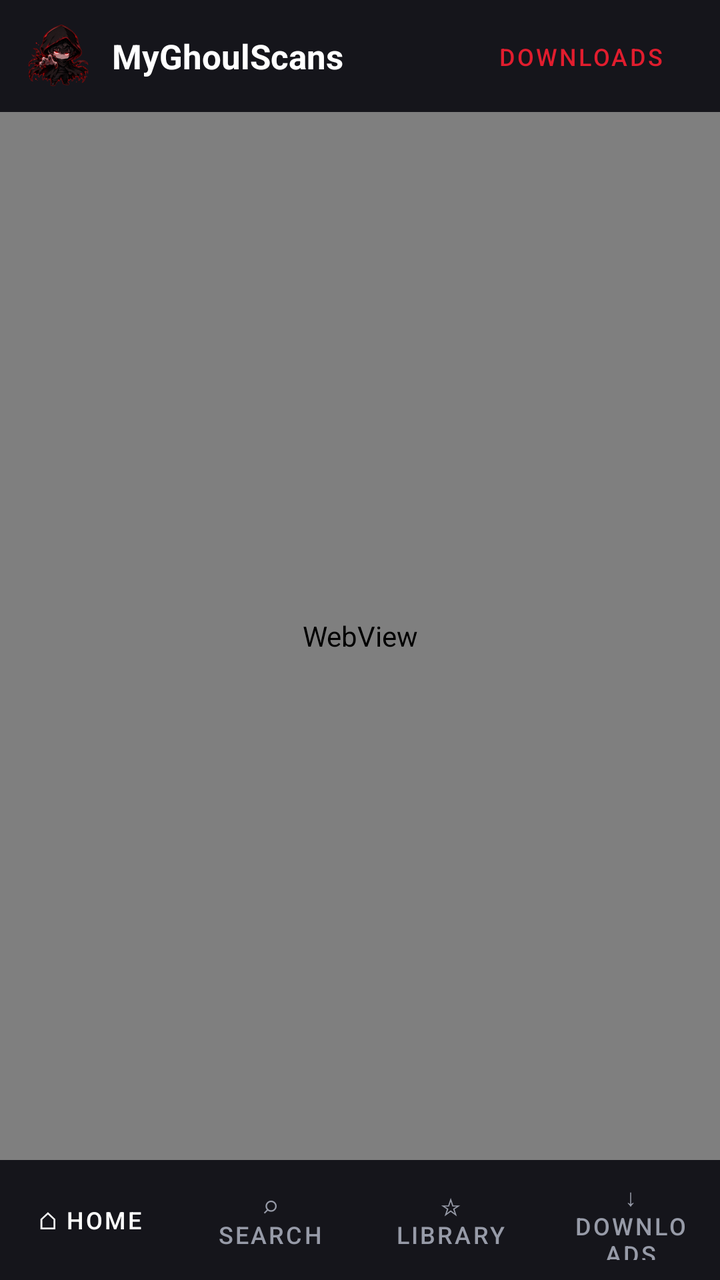
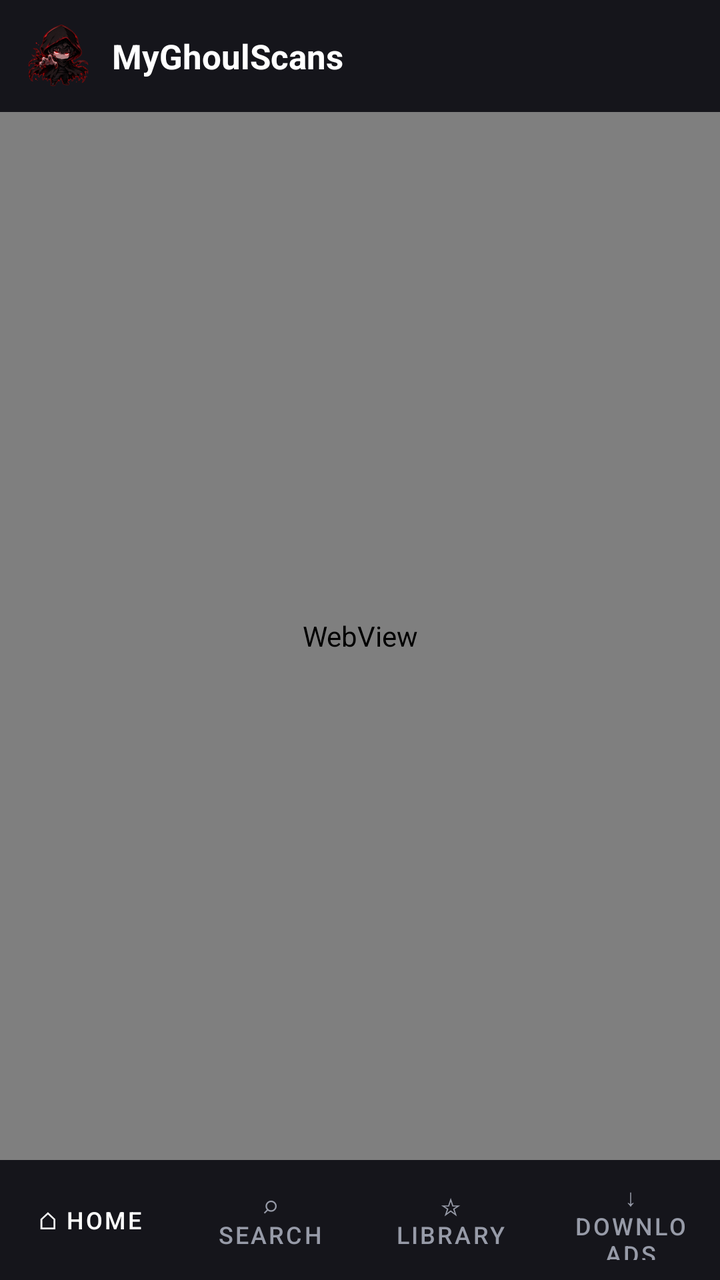

Compare the two renders of this Android layout. The source of the first and the diff that turns it into the second are given below.
<!-- AndroidManifest.xml: application theme Theme.MyGhoulScans -->
<!-- res/layout/activity_main.xml -->
<?xml version="1.0" encoding="utf-8"?>
<LinearLayout xmlns:android="http://schemas.android.com/apk/res/android"
    android:orientation="vertical"
    android:layout_width="match_parent"
    android:layout_height="match_parent"
    android:background="@color/mgs_bg">

    <LinearLayout
        android:id="@+id/topBar"
        android:orientation="horizontal"
        android:layout_width="match_parent"
        android:layout_height="56dp"
        android:background="@color/mgs_panel"
        android:gravity="center_vertical"
        android:paddingStart="12dp"
        android:paddingEnd="12dp">

        <ImageView
            android:layout_width="34dp"
            android:layout_height="34dp"
            android:src="@mipmap/ic_launcher"
            android:contentDescription="Logo" />

        <TextView
            android:layout_width="0dp"
            android:layout_height="wrap_content"
            android:layout_weight="1"
            android:layout_marginStart="10dp"
            android:text="MyGhoulScans"
            android:textColor="@color/white"
            android:textStyle="bold"
            android:textSize="17sp" />

        <Button
            android:id="@+id/topDownloads"
            android:layout_width="wrap_content"
            android:layout_height="36dp"
            android:text="Downloads"
            android:textSize="12sp"
            android:textColor="@color/mgs_accent"
            android:background="?android:attr/selectableItemBackground" />
    </LinearLayout>

    <WebView
        android:id="@+id/webView"
        android:layout_width="match_parent"
        android:layout_height="0dp"
        android:layout_weight="1" />

    <LinearLayout
        android:id="@+id/bottomBar"
        android:orientation="horizontal"
        android:layout_width="match_parent"
        android:layout_height="60dp"
        android:background="@color/mgs_panel"
        android:baselineAligned="false">

        <Button android:id="@+id/navHome" android:layout_width="0dp" android:layout_height="match_parent"
            android:layout_weight="1" android:text="⌂ Home" android:textSize="12sp"
            android:textColor="@color/white" android:background="?android:attr/selectableItemBackground" />
        <Button android:id="@+id/navSearch" android:layout_width="0dp" android:layout_height="match_parent"
            android:layout_weight="1" android:text="⌕ Search" android:textSize="12sp"
            android:textColor="@color/mgs_muted" android:background="?android:attr/selectableItemBackground" />
        <Button android:id="@+id/navLibrary" android:layout_width="0dp" android:layout_height="match_parent"
            android:layout_weight="1" android:text="☆ Library" android:textSize="12sp"
            android:textColor="@color/mgs_muted" android:background="?android:attr/selectableItemBackground" />
        <Button android:id="@+id/navDownloads" android:layout_width="0dp" android:layout_height="match_parent"
            android:layout_weight="1" android:text="↓ Downloads" android:textSize="12sp"
            android:textColor="@color/mgs_muted" android:background="?android:attr/selectableItemBackground" />
    </LinearLayout>
</LinearLayout>
<!-- resources referenced by this layout -->
<resources>
  <color name="mgs_accent">#FFE11D2E</color>
  <color name="mgs_bg">#FF0E0E12</color>
  <color name="mgs_muted">#FF979BA8</color>
  <color name="mgs_panel">#FF15151B</color>
  <color name="white">#FFFFFFFF</color>
  <!-- mipmap ic_launcher (drawable) -->
  <?xml version="1.0" encoding="utf-8"?>
  <vector xmlns:android="http://schemas.android.com/apk/res/android"
      android:width="48dp"
      android:height="48dp"
      android:viewportWidth="48"
      android:viewportHeight="48">
      <path
          android:fillColor="#6200EE"
          android:pathData="M24,2L4,22v22l20,-22z"/>
      <path
          android:fillColor="#3700B3"
          android:pathData="M24,26l20,-4v4l-20,4z"/>
      <path
          android:fillColor="#FFFFFF"
          android:pathData="M24,18a6,6 0 1,1 0,12a6,6 0 1,1 0,-12"/>
  </vector>
  <style name="Theme.MyGhoulScans" parent="Theme.MaterialComponents.DayNight.NoActionBar">
          
          <item name="colorPrimary">@color/mgs_accent</item>
          <item name="colorPrimaryVariant">@color/mgs_accent</item>
          <item name="colorOnPrimary">@color/white</item>
          
          <item name="colorSecondary">@color/mgs_accent</item>
          <item name="colorSecondaryVariant">@color/mgs_accent</item>
          <item name="colorOnSecondary">@color/white</item>
          
          <item name="android:statusBarColor">@color/mgs_bg</item>
          <item name="android:windowBackground">@color/mgs_bg</item>
          <item name="android:textColorPrimary">@color/white</item>
          
      </style>
</resources>

<!-- the commit's change to res/layout/activity_main.xml (unified diff, before → after) -->
@@ -31,14 +31,6 @@
             android:textStyle="bold"
             android:textSize="17sp" />
 
-        <Button
-            android:id="@+id/topDownloads"
-            android:layout_width="wrap_content"
-            android:layout_height="36dp"
-            android:text="Downloads"
-            android:textSize="12sp"
-            android:textColor="@color/mgs_accent"
-            android:background="?android:attr/selectableItemBackground" />
     </LinearLayout>
 
     <WebView
